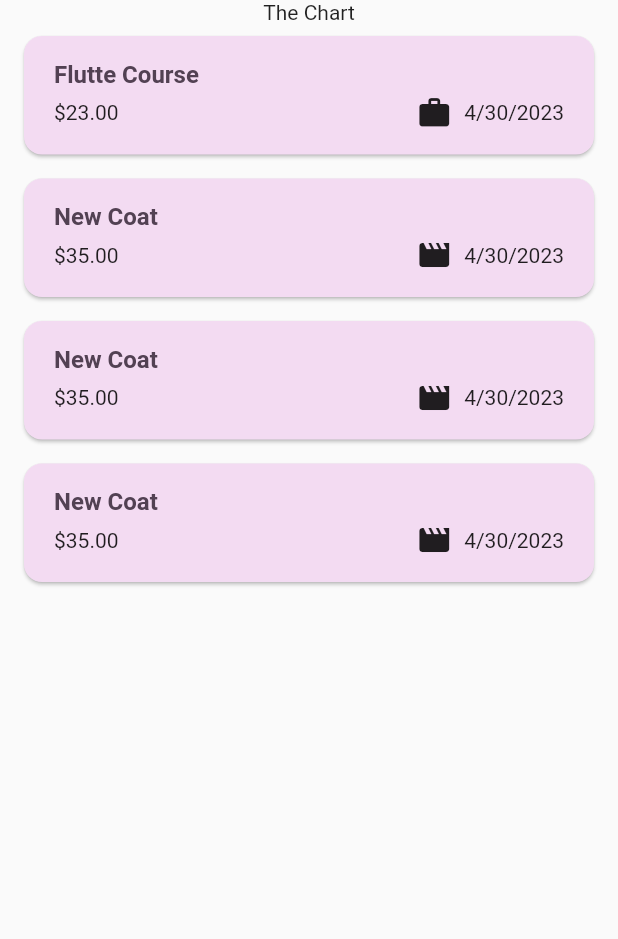
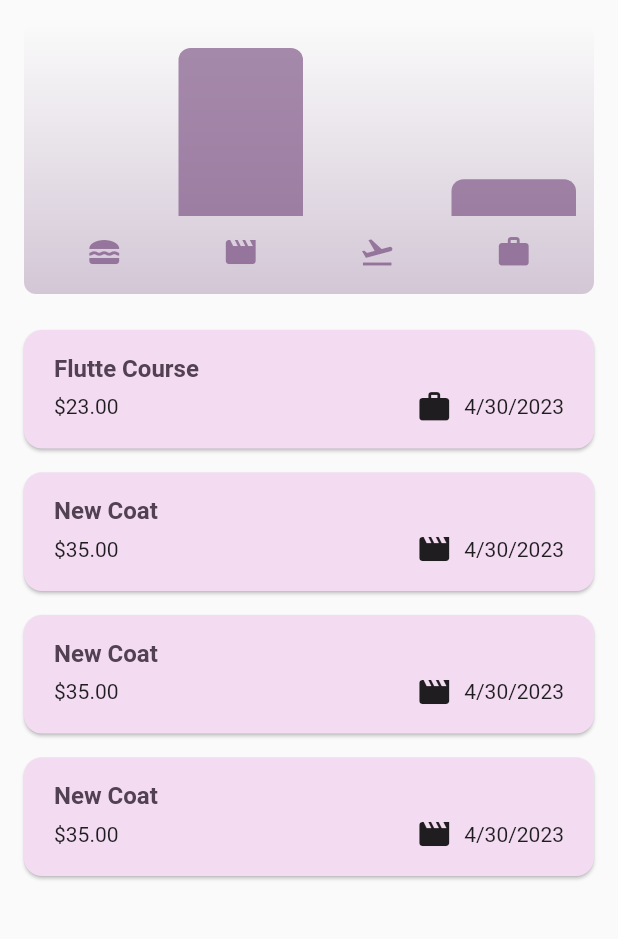
Before and after one commit to omerkincal/flutter_tracker, a Flutter app: the screen it shows after launch, on a phone screen of 412 x 824 dp, the part 84-1023 px from its top. Run offline on Flutter 3.47's test engine with Material 2 defaults, Android fonts, the phone set to English and light mode, and no system bars.

Commit message:
chart and chart bar

```diff
--- a/lib/main.dart
+++ b/lib/main.dart
@@ -5,9 +5,29 @@ import 'package:flutter_tracker/widgets/expenses.dart';
 var kColorScheme =
     ColorScheme.fromSeed(seedColor: const Color.fromARGB(255, 197, 51, 234));
 
+var kDarkScheme = ColorScheme.fromSeed(
+  brightness: Brightness.dark,
+  seedColor: const Color.fromARGB(255, 5, 99, 125),
+);
+
 void main() {
   runApp(
     MaterialApp(
+      darkTheme: ThemeData.dark().copyWith(
+        useMaterial3: true,
+        colorScheme: kDarkScheme,
+        cardTheme: const CardTheme().copyWith(
+          color: kDarkScheme.secondaryContainer,
+          margin: const EdgeInsets.symmetric(horizontal: 16, vertical: 8),
+        ),
+        elevatedButtonTheme: ElevatedButtonThemeData(
+          style: ElevatedButton.styleFrom(
+            backgroundColor: kDarkScheme.primaryContainer,
+            foregroundColor: kDarkScheme.error,
+          ),
+        ),
+      ),
+
       theme: ThemeData().copyWith(
         useMaterial3: true,
         colorScheme: kColorScheme,
@@ -32,7 +52,10 @@ void main() {
               titleMedium: TextStyle(
                   fontWeight: FontWeight.bold,
                   color: kColorScheme.onSecondaryContainer,
-                  fontSize: 16))),
+                  fontSize: 16),
+            ),
+      ),
+      // themeMode: ThemeMode.system(),
       home: const Expenses(),
     ),
   );
--- a/lib/models/expense.dart
+++ b/lib/models/expense.dart
@@ -33,3 +33,27 @@ class Expense {
     return formatter.format(date);
   }
 }
+
+class ExpenseBucket {
+  const ExpenseBucket({
+    required this.category,
+    required this.expenses,
+  });
+
+  ExpenseBucket.forCategory(List<Expense> allExpenses, this.category)
+      : expenses = allExpenses
+            .where((expense) => expense.category == category)
+            .toList();
+
+  final Category category;
+  final List<Expense> expenses;
+
+  double get totalExpenses {
+    double sum = 0;
+
+    for (final expense in expenses) {
+      sum += expense.amount;
+    }
+    return sum;
+  }
+}
--- /dev/null
+++ b/lib/widgets/charts/chart.dart
@@ -0,0 +1,97 @@
+import 'package:flutter/material.dart';
+
+import 'package:flutter_tracker/widgets/charts/chart_bar.dart';
+import 'package:flutter_tracker/models/expense.dart';
+
+import '../../models/expense.dart';
+
+class Chart extends StatelessWidget {
+  const Chart({super.key, required this.expenses});
+
+  final List<Expense> expenses;
+
+  List<ExpenseBucket> get buckets {
+    return [
+      ExpenseBucket.forCategory(expenses, Category.food),
+      ExpenseBucket.forCategory(expenses, Category.leisure),
+      ExpenseBucket.forCategory(expenses, Category.travel),
+      ExpenseBucket.forCategory(expenses, Category.work),
+    ];
+  }
+
+  double get maxTotalExpense {
+    double maxTotalExpense = 0;
+
+    for (final bucket in buckets) {
+      if (bucket.totalExpenses > maxTotalExpense) {
+        maxTotalExpense = bucket.totalExpenses;
+      }
+    }
+
+    return maxTotalExpense;
+  }
+
+  @override
+  Widget build(BuildContext context) {
+    final isDarkMode =
+        MediaQuery.of(context).platformBrightness == Brightness.dark;
+    return Container(
+      margin: const EdgeInsets.all(16),
+      padding: const EdgeInsets.symmetric(
+        vertical: 16,
+        horizontal: 8,
+      ),
+      width: double.infinity,
+      height: 180,
+      decoration: BoxDecoration(
+        borderRadius: BorderRadius.circular(8),
+        gradient: LinearGradient(
+          colors: [
+            Theme.of(context).colorScheme.primary.withOpacity(0.3),
+            Theme.of(context).colorScheme.primary.withOpacity(0.0)
+          ],
+          begin: Alignment.bottomCenter,
+          end: Alignment.topCenter,
+        ),
+      ),
+      child: Column(
+        children: [
+          Expanded(
+            child: Row(
+              crossAxisAlignment: CrossAxisAlignment.end,
+              children: [
+                for (final bucket in buckets) // alternative to map()
+                  ChartBar(
+                    fill: bucket.totalExpenses == 0
+                        ? 0
+                        : bucket.totalExpenses / maxTotalExpense,
+                  )
+              ],
+            ),
+          ),
+          const SizedBox(height: 12),
+          Row(
+            children: buckets
+                .map(
+                  (bucket) => Expanded(
+                    child: Padding(
+                      padding: const EdgeInsets.symmetric(horizontal: 4),
+                      child: Icon(
+                        categoryIcons[bucket.category],
+                        color: isDarkMode
+                            ? Theme.of(context).colorScheme.secondary
+                            : Theme.of(context)
+                                .colorScheme
+                                .primary
+                                .withOpacity(0.7),
+                      ),
+                    ),
+                  ),
+                )
+                .toList(),
+          )
+        ],
+      ),
+    );
+  }
+}
--- /dev/null
+++ b/lib/widgets/charts/chart_bar.dart
@@ -0,0 +1,34 @@
+import 'package:flutter/material.dart';
+
+class ChartBar extends StatelessWidget {
+  const ChartBar({
+    super.key,
+    required this.fill,
+  });
+
+  final double fill;
+
+  @override
+  Widget build(BuildContext context) {
+    final isDarkMode =
+        MediaQuery.of(context).platformBrightness == Brightness.dark;
+    return Expanded(
+      child: Padding(
+        padding: const EdgeInsets.symmetric(horizontal: 4),
+        child: FractionallySizedBox(
+          heightFactor: fill,
+          child: DecoratedBox(
+            decoration: BoxDecoration(
+              shape: BoxShape.rectangle,
+              borderRadius:
+                  const BorderRadius.vertical(top: Radius.circular(8)),
+              color: isDarkMode
+                  ? Theme.of(context).colorScheme.secondary
+                  : Theme.of(context).colorScheme.primary.withOpacity(0.65),
+            ),
+          ),
+        ),
+      ),
+    );
+  }
+}
--- a/lib/widgets/expenses.dart
+++ b/lib/widgets/expenses.dart
@@ -1,4 +1,5 @@
 import 'package:flutter/material.dart';
+import 'package:flutter_tracker/widgets/charts/chart.dart';
 import 'package:flutter_tracker/widgets/expenses_list/expenses_list.dart';
 import 'package:flutter_tracker/widgets/new_expense.dart';
 import '../models/expense.dart';
@@ -98,7 +99,7 @@ class _ExpensesState extends State<Expenses> {
       ),
       body: Column(
         children: [
-          const Text('The Chart'),
+          Chart(expenses: _reqisteredExpenses),
           Expanded(
             child: mainContent,
           ),
--- a/lib/widgets/expenses_list/expenses_list.dart
+++ b/lib/widgets/expenses_list/expenses_list.dart
@@ -19,6 +19,12 @@ class ExpensesList extends StatelessWidget {
       itemCount: expenses.length,
       itemBuilder: (ctx, index) => Dismissible(
           key: ValueKey(expenses[index]),
+          background: Container(
+            color: Theme.of(context).colorScheme.error.withOpacity(0.65),
+            margin: EdgeInsets.symmetric(
+              horizontal: Theme.of(context).cardTheme.margin!.horizontal,
+            ),
+          ),
           onDismissed: (direction) {
             onRemoveExpense(expenses[index]);
           },
```
Lines whose indentation alone changed are shown as unchanged.
